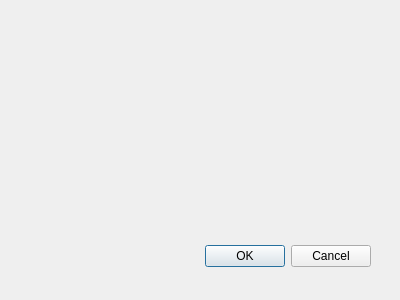
jmieses/debounce_counter, file Debounce_Counter/dialog.ui: the form before one commit.
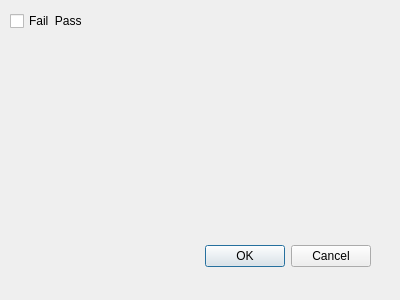
The form after the commit.

Commit message: new window, count_down -1 default

```diff
--- a/Debounce_Counter/dialog.ui
+++ b/Debounce_Counter/dialog.ui
@@ -31,6 +31,19 @@
     <set>QDialogButtonBox::Cancel|QDialogButtonBox::Ok</set>
    </property>
   </widget>
+  <widget class="QCheckBox" name="fail_pass_checkBox">
+   <property name="geometry">
+    <rect>
+     <x>10</x>
+     <y>10</y>
+     <width>83</width>
+     <height>22</height>
+    </rect>
+   </property>
+   <property name="text">
+    <string>Fail  Pass</string>
+   </property>
+  </widget>
  </widget>
  <pixmapfunction/>
  <resources/>
```
Left out of the diff: 9 changed lines with no effect on the pictures. The commit also changes 4 other files.
